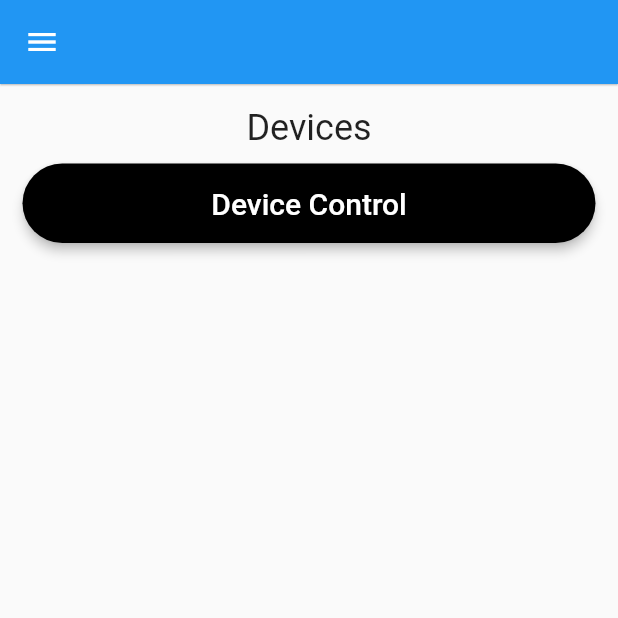
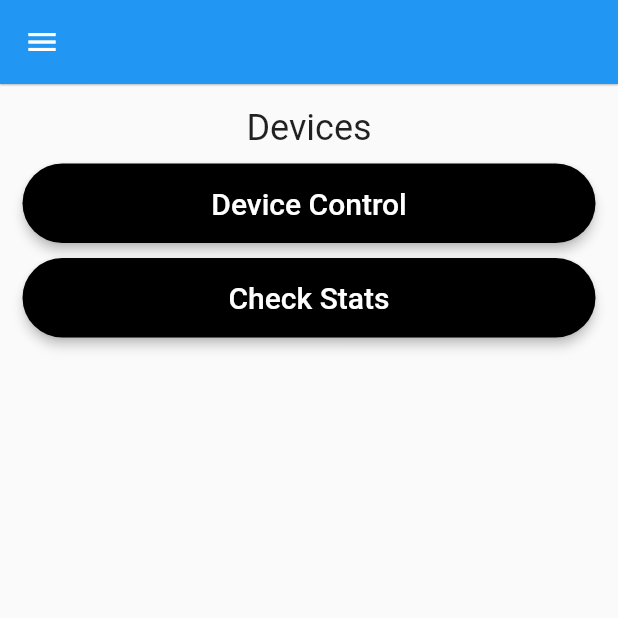
Before and after one commit to plutoholic/ProjectWork, a Flutter app: the screen it shows once a user with an empty profile is signed in, on a phone screen of 412 x 824 dp, the top half of it. Run offline on Flutter 3.47's test engine with Material 2 defaults, Android fonts, the phone set to English and light mode, and no system bars; our stand-ins replace cloud_firestore, firebase_auth, firebase_core, firebase_database; accounts and stored records are empty.

Commit message:
final changes

```diff
--- a/lib/firstpage.dart
+++ b/lib/firstpage.dart
@@ -67,6 +67,33 @@ class _firstpageState extends State<firstpage> {
                       ),
                     ),
                   )),
+              Padding(
+                padding: const EdgeInsets.only(top: 10.0),
+                child: ElevatedButton(
+                    onPressed: () {
+                      Navigator.push(
+                          context,
+                          MaterialPageRoute(
+                              builder: (context) => const checkstats()));
+                    },
+                    style: ElevatedButton.styleFrom(
+                        shape: StadiumBorder(),
+                        primary: Colors.black,
+                        elevation: 3),
+                    child: const Padding(
+                      padding: EdgeInsets.only(
+                        top: 15.0,
+                        bottom: 15,
+                      ),
+                      child: Text(
+                        "Check Stats",
+                        style: TextStyle(
+                          fontSize: 20,
+                          color: Colors.white,
+                        ),
+                      ),
+                    )),
+              ),
             ],
           ),
         ),
--- a/lib/profile.dart
+++ b/lib/profile.dart
@@ -88,7 +88,7 @@ class _profileState extends State<profile> {
                                     bottom: 15,
                                   ),
                                   child: Text(
-                                    "Add Device / Remove",
+                                    "Device Control",
                                     style: TextStyle(fontSize: 20),
                                   ),
                                 )),
```
Also changed, not shown: lib/addDevice.dart (+17 -15 lines), lib/checkstats.dart (+6 -4 lines).
